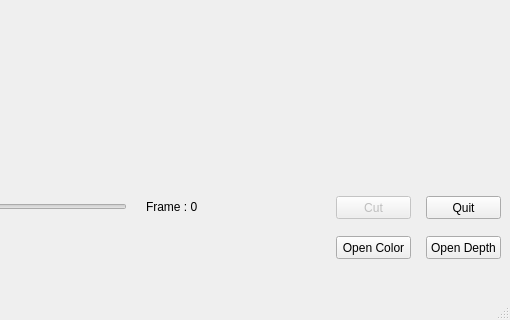
rdelgiudi/narzedzia-praca-magisterska-klasyfikator, file Data Extractor/windowview.ui: the form before one commit; both pictures show x 714 to 1224 and y 524 to 844 of the 1224 by 844 pixel window.
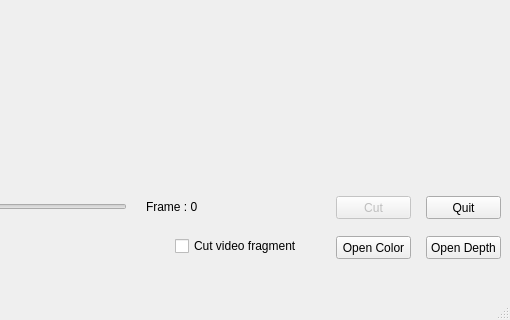
The form after the commit.

Diff of the .ui file:
```diff
--- a/Data Extractor/windowview.ui
+++ b/Data Extractor/windowview.ui
@@ -258,6 +258,19 @@
      <string>Depth video loaded:</string>
     </property>
    </widget>
+   <widget class="QCheckBox" name="cutCheckBox">
+    <property name="geometry">
+     <rect>
+      <x>889</x>
+      <y>760</y>
+      <width>131</width>
+      <height>20</height>
+     </rect>
+    </property>
+    <property name="text">
+     <string>Cut video fragment</string>
+    </property>
+   </widget>
   </widget>
   <widget class="QMenuBar" name="menubar">
    <property name="geometry">
```
